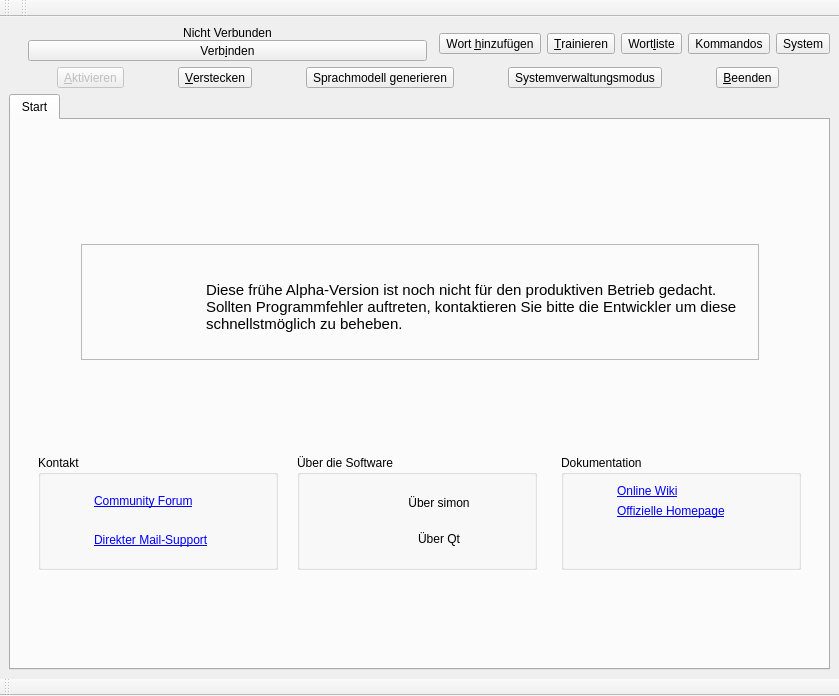
First picture: the form in src/main.ui, repository KDE/simon, before the edit.
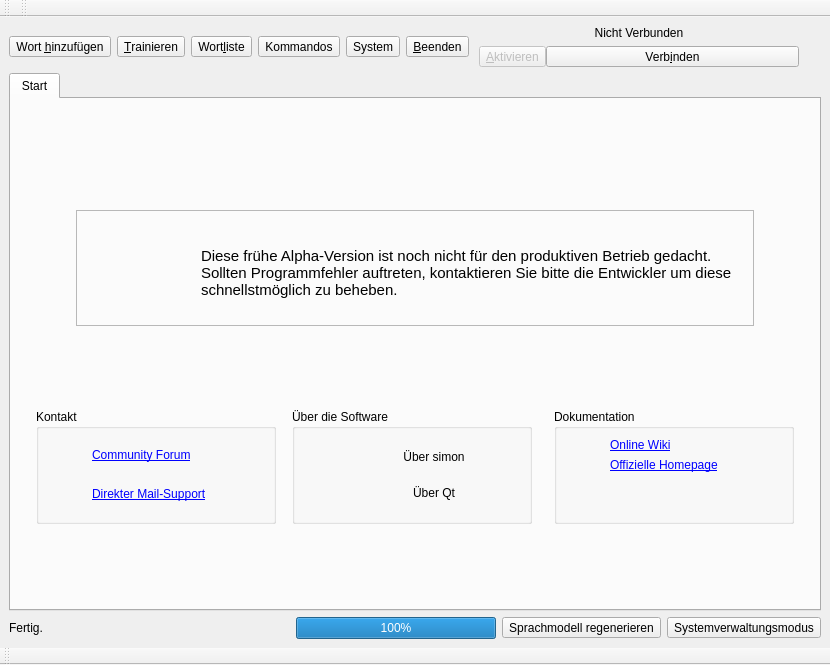
Second picture: the form after the edit. Icons and pictures are not drawn. Custom widgets are drawn as their Qt base class.

Commit message: Begin to work on the new RecWidget. Restructuring the main-ui - again. Beginning to implement a passive progress/status solution following the integrated look.

Diff of the .ui file:
```diff
--- a/src/main.ui
+++ b/src/main.ui
@@ -5,8 +5,8 @@
    <rect>
     <x>0</x>
     <y>0</y>
-    <width>839</width>
-    <height>696</height>
+    <width>830</width>
+    <height>665</height>
    </rect>
   </property>
   <property name="windowTitle" >
@@ -30,116 +30,13 @@
     <rect>
      <x>0</x>
      <y>12</y>
-     <width>839</width>
-     <height>672</height>
+     <width>830</width>
+     <height>641</height>
     </rect>
    </property>
    <layout class="QVBoxLayout" >
     <item>
      <layout class="QHBoxLayout" >
-      <item>
-       <widget class="QLabel" name="lbLogo" >
-        <property name="sizePolicy" >
-         <sizepolicy vsizetype="Fixed" hsizetype="Preferred" >
-          <horstretch>0</horstretch>
-          <verstretch>0</verstretch>
-         </sizepolicy>
-        </property>
-        <property name="maximumSize" >
-         <size>
-          <width>100</width>
-          <height>60</height>
-         </size>
-        </property>
-        <property name="text" >
-         <string/>
-        </property>
-        <property name="pixmap" >
-         <pixmap resource="others.qrc" >:/images/simon_d.png</pixmap>
-        </property>
-        <property name="scaledContents" >
-         <bool>true</bool>
-        </property>
-       </widget>
-      </item>
-      <item>
-       <widget class="QFrame" name="frmConnectionStatus" >
-        <property name="frameShape" >
-         <enum>QFrame::NoFrame</enum>
-        </property>
-        <property name="frameShadow" >
-         <enum>QFrame::Raised</enum>
-        </property>
-        <layout class="QVBoxLayout" >
-         <property name="spacing" >
-          <number>0</number>
-         </property>
-         <property name="leftMargin" >
-          <number>6</number>
-         </property>
-         <property name="topMargin" >
-          <number>0</number>
-         </property>
-         <property name="rightMargin" >
-          <number>6</number>
-         </property>
-         <property name="bottomMargin" >
-          <number>0</number>
-         </property>
-         <item>
-          <widget class="QLabel" name="lbTextConnectionStatus" >
-           <property name="font" >
-            <font>
-             <weight>50</weight>
-             <bold>false</bold>
-            </font>
-           </property>
-           <property name="text" >
-            <string>Nicht Verbunden</string>
-           </property>
-           <property name="alignment" >
-            <set>Qt::AlignCenter</set>
-           </property>
-          </widget>
-         </item>
-         <item>
-          <widget class="QToolButton" name="pbConnect" >
-           <property name="enabled" >
-            <bool>true</bool>
-           </property>
-           <property name="sizePolicy" >
-            <sizepolicy vsizetype="Fixed" hsizetype="MinimumExpanding" >
-             <horstretch>0</horstretch>
-             <verstretch>0</verstretch>
-            </sizepolicy>
-           </property>
-           <property name="accessibleName" >
-            <string>Verbinden</string>
-           </property>
-           <property name="accessibleDescription" >
-            <string>Verbindet zu Juliusd</string>
-           </property>
-           <property name="text" >
-            <string>Verb&amp;inden</string>
-           </property>
-           <property name="icon" >
-            <iconset resource="action_icons.qrc" >
-             <normaloff>:/images/icons/connect-no.svg</normaloff>:/images/icons/connect-no.svg</iconset>
-           </property>
-           <property name="iconSize" >
-            <size>
-             <width>16</width>
-             <height>16</height>
-            </size>
-           </property>
-           <property name="toolButtonStyle" >
-            <enum>Qt::ToolButtonTextBesideIcon</enum>
-           </property>
-          </widget>
-         </item>
-        </layout>
-       </widget>
-      </item>
       <item>
        <widget class="QToolButton" name="pbAddWord" >
         <property name="accessibleName" >
@@ -288,120 +185,6 @@
         </property>
        </widget>
       </item>
-     </layout>
-    </item>
-    <item>
-     <layout class="QHBoxLayout" >
-      <item>
-       <widget class="QToolButton" name="pbActivision" >
-        <property name="enabled" >
-         <bool>false</bool>
-        </property>
-        <property name="accessibleName" >
-         <string>Aktiviert simon</string>
-        </property>
-        <property name="accessibleDescription" >
-         <string>Wechselt zwischen Aktiv / Inaktiv ohne die Verbindung zu trennen</string>
-        </property>
-        <property name="text" >
-         <string>&amp;Aktivieren</string>
-        </property>
-        <property name="icon" >
-         <iconset resource="action_icons.qrc" >
-          <normaloff>:/images/icons/media-playback-start.svg</normaloff>:/images/icons/media-playback-start.svg</iconset>
-        </property>
-        <property name="iconSize" >
-         <size>
-          <width>24</width>
-          <height>24</height>
-         </size>
-        </property>
-        <property name="toolButtonStyle" >
-         <enum>Qt::ToolButtonTextBesideIcon</enum>
-        </property>
-       </widget>
-      </item>
-      <item>
-       <widget class="QToolButton" name="pbHide" >
-        <property name="enabled" >
-         <bool>true</bool>
-        </property>
-        <property name="accessibleName" >
-         <string>Verstecken</string>
-        </property>
-        <property name="accessibleDescription" >
-         <string>Versteckt das simon-Hauptfenster</string>
-        </property>
-        <property name="text" >
-         <string>&amp;Verstecken</string>
-        </property>
-        <property name="icon" >
-         <iconset resource="action_icons.qrc" >
-          <normaloff>:/images/icons/go-bottom.svg</normaloff>:/images/icons/go-bottom.svg</iconset>
-        </property>
-        <property name="iconSize" >
-         <size>
-          <width>24</width>
-          <height>24</height>
-         </size>
-        </property>
-        <property name="toolButtonStyle" >
-         <enum>Qt::ToolButtonTextBesideIcon</enum>
-        </property>
-       </widget>
-      </item>
-      <item>
-       <widget class="QToolButton" name="pbCompileModel" >
-        <property name="text" >
-         <string>Sprachmodell generieren</string>
-        </property>
-        <property name="icon" >
-         <iconset resource="action_icons.qrc" >
-          <normaloff>:/images/icons/go-next.svg</normaloff>:/images/icons/go-next.svg</iconset>
-        </property>
-        <property name="iconSize" >
-         <size>
-          <width>24</width>
-          <height>24</height>
-         </size>
-        </property>
-        <property name="toolButtonStyle" >
-         <enum>Qt::ToolButtonTextBesideIcon</enum>
-        </property>
-       </widget>
-      </item>
-      <item>
-       <widget class="QToolButton" name="pbKeyed" >
-        <property name="enabled" >
-         <bool>true</bool>
-        </property>
-        <property name="accessibleName" >
-         <string>Systemverwaltungsmodus</string>
-        </property>
-        <property name="accessibleDescription" >
-         <string>Wechselt zwischen den Administrations / Benutzer-Modu</string>
-        </property>
-        <property name="text" >
-         <string>Systemverwaltungsmodus</string>
-        </property>
-        <property name="icon" >
-         <iconset resource="action_icons.qrc" >
-          <normaloff>:/images/icons/lock.svg</normaloff>:/images/icons/lock.svg</iconset>
-        </property>
-        <property name="iconSize" >
-         <size>
-          <width>24</width>
-          <height>24</height>
-         </size>
-        </property>
-        <property name="checkable" >
-         <bool>true</bool>
-        </property>
-        <property name="toolButtonStyle" >
-         <enum>Qt::ToolButtonTextBesideIcon</enum>
-        </property>
-       </widget>
-      </item>
       <item>
        <widget class="QToolButton" name="pbClose" >
         <property name="enabled" >
@@ -422,12 +205,148 @@
         </property>
         <property name="iconSize" >
          <size>
-          <width>24</width>
-          <height>24</height>
+          <width>32</width>
+          <height>32</height>
          </size>
         </property>
         <property name="toolButtonStyle" >
-         <enum>Qt::ToolButtonTextBesideIcon</enum>
+         <enum>Qt::ToolButtonTextUnderIcon</enum>
+        </property>
+       </widget>
+      </item>
+      <item>
+       <widget class="QFrame" name="frmConnectionStatus" >
+        <property name="frameShape" >
+         <enum>QFrame::NoFrame</enum>
+        </property>
+        <property name="frameShadow" >
+         <enum>QFrame::Raised</enum>
+        </property>
+        <layout class="QVBoxLayout" name="verticalLayout_2" >
+         <property name="leftMargin" >
+          <number>4</number>
+         </property>
+         <property name="topMargin" >
+          <number>0</number>
+         </property>
+         <property name="bottomMargin" >
+          <number>0</number>
+         </property>
+         <item>
+          <widget class="QLabel" name="lbTextConnectionStatus" >
+           <property name="font" >
+            <font>
+             <weight>50</weight>
+             <bold>false</bold>
+            </font>
+           </property>
+           <property name="text" >
+            <string>Nicht Verbunden</string>
+           </property>
+           <property name="alignment" >
+            <set>Qt::AlignCenter</set>
+           </property>
+          </widget>
+         </item>
+         <item>
+          <layout class="QHBoxLayout" name="horizontalLayout_4" >
+           <property name="spacing" >
+            <number>0</number>
+           </property>
+           <item>
+            <widget class="QToolButton" name="pbActivision" >
+             <property name="enabled" >
+              <bool>false</bool>
+             </property>
+             <property name="toolTip" >
+              <string>Aktivieren / Deaktivieren</string>
+             </property>
+             <property name="accessibleName" >
+              <string>Aktiviert simon</string>
+             </property>
+             <property name="accessibleDescription" >
+              <string>Wechselt zwischen Aktiv / Inaktiv ohne die Verbindung zu trennen</string>
+             </property>
+             <property name="text" >
+              <string>&amp;Aktivieren</string>
+             </property>
+             <property name="icon" >
+              <iconset resource="action_icons.qrc" >
+               <normaloff>:/images/icons/media-playback-start.svg</normaloff>:/images/icons/media-playback-start.svg</iconset>
+             </property>
+             <property name="iconSize" >
+              <size>
+               <width>24</width>
+               <height>24</height>
+              </size>
+             </property>
+             <property name="toolButtonStyle" >
+              <enum>Qt::ToolButtonIconOnly</enum>
+             </property>
+            </widget>
+           </item>
+           <item>
+            <widget class="QToolButton" name="pbConnect" >
+             <property name="enabled" >
+              <bool>true</bool>
+             </property>
+             <property name="sizePolicy" >
+              <sizepolicy vsizetype="Fixed" hsizetype="MinimumExpanding" >
+               <horstretch>0</horstretch>
+               <verstretch>0</verstretch>
+              </sizepolicy>
+             </property>
+             <property name="accessibleName" >
+              <string>Verbinden</string>
+             </property>
+             <property name="accessibleDescription" >
+              <string>Verbindet zu Juliusd</string>
+             </property>
+             <property name="text" >
+              <string>Verb&amp;inden</string>
+             </property>
+             <property name="icon" >
+              <iconset resource="action_icons.qrc" >
+               <normaloff>:/images/icons/connect-no.svg</normaloff>:/images/icons/connect-no.svg</iconset>
+             </property>
+             <property name="iconSize" >
+              <size>
+               <width>16</width>
+               <height>16</height>
+              </size>
+             </property>
+             <property name="toolButtonStyle" >
+              <enum>Qt::ToolButtonTextBesideIcon</enum>
+             </property>
+            </widget>
+           </item>
+          </layout>
+         </item>
+        </layout>
+       </widget>
+      </item>
+      <item>
+       <widget class="QLabel" name="lbLogo" >
+        <property name="sizePolicy" >
+         <sizepolicy vsizetype="Fixed" hsizetype="Preferred" >
+          <horstretch>0</horstretch>
+          <verstretch>0</verstretch>
+         </sizepolicy>
+        </property>
+        <property name="maximumSize" >
+         <size>
+          <width>100</width>
+          <height>60</height>
+         </size>
+        </property>
+        <property name="text" >
+         <string/>
+        </property>
+        <property name="pixmap" >
+         <pixmap resource="others.qrc" >:/images/simon_d.png</pixmap>
+        </property>
+        <property name="scaledContents" >
+         <bool>true</bool>
         </property>
        </widget>
       </item>
@@ -446,8 +365,8 @@
         <rect>
          <x>0</x>
          <y>0</y>
-         <width>819</width>
-         <height>516</height>
+         <width>814</width>
+         <height>490</height>
         </rect>
        </property>
        <attribute name="title" >
@@ -975,14 +894,114 @@
       </widget>
      </widget>
     </item>
+    <item>
+     <layout class="QHBoxLayout" >
+      <item>
+       <widget class="QLabel" name="lbStatus" >
+        <property name="sizePolicy" >
+         <sizepolicy vsizetype="Preferred" hsizetype="Expanding" >
+          <horstretch>0</horstretch>
+          <verstretch>0</verstretch>
+         </sizepolicy>
+        </property>
+        <property name="text" >
+         <string>Fertig.</string>
+        </property>
+       </widget>
+      </item>
+      <item>
+       <widget class="QProgressBar" name="pbProgress" >
+        <property name="sizePolicy" >
+         <sizepolicy vsizetype="Fixed" hsizetype="Preferred" >
+          <horstretch>0</horstretch>
+          <verstretch>0</verstretch>
+         </sizepolicy>
+        </property>
+        <property name="minimumSize" >
+         <size>
+          <width>200</width>
+          <height>0</height>
+         </size>
+        </property>
+        <property name="baseSize" >
+         <size>
+          <width>200</width>
+          <height>0</height>
+         </size>
+        </property>
+        <property name="value" >
+         <number>100</number>
+        </property>
+       </widget>
+      </item>
+      <item>
+       <widget class="QToolButton" name="pbCompileModel" >
+        <property name="toolTip" >
+         <string>Sprachmodell regenerieren</string>
+        </property>
+        <property name="text" >
+         <string>Sprachmodell regenerieren</string>
+        </property>
+        <property name="icon" >
+         <iconset resource="action_icons.qrc" >
+          <normaloff>:/images/icons/view-refresh.svg</normaloff>:/images/icons/view-refresh.svg</iconset>
+        </property>
+        <property name="iconSize" >
+         <size>
+          <width>24</width>
+          <height>24</height>
+         </size>
+        </property>
+        <property name="toolButtonStyle" >
+         <enum>Qt::ToolButtonIconOnly</enum>
+        </property>
+       </widget>
+      </item>
+      <item>
+       <widget class="QToolButton" name="pbKeyed" >
+        <property name="enabled" >
+         <bool>true</bool>
+        </property>
+        <property name="toolTip" >
+         <string>Systemverwaltungsmodus</string>
+        </property>
+        <property name="accessibleName" >
+         <string>Systemverwaltungsmodus</string>
+        </property>
+        <property name="accessibleDescription" >
+         <string>Wechselt zwischen den Administrations / Benutzer-Modu</string>
+        </property>
+        <property name="text" >
+         <string>Systemverwaltungsmodus</string>
+        </property>
+        <property name="icon" >
+         <iconset resource="action_icons.qrc" >
+          <normaloff>:/images/icons/lock.svg</normaloff>:/images/icons/lock.svg</iconset>
+        </property>
+        <property name="iconSize" >
+         <size>
+          <width>22</width>
+          <height>22</height>
+         </size>
+        </property>
+        <property name="checkable" >
+         <bool>true</bool>
+        </property>
+        <property name="toolButtonStyle" >
+         <enum>Qt::ToolButtonIconOnly</enum>
+        </property>
+       </widget>
+      </item>
+     </layout>
+    </item>
    </layout>
   </widget>
   <widget class="QToolBar" name="tbStatus" >
    <property name="geometry" >
     <rect>
      <x>0</x>
-     <y>684</y>
-     <width>839</width>
+     <y>653</y>
+     <width>830</width>
      <height>12</height>
     </rect>
    </property>
@@ -1026,7 +1045,7 @@
     <rect>
      <x>10</x>
      <y>0</y>
-     <width>829</width>
+     <width>820</width>
      <height>12</height>
     </rect>
    </property>
```
The commit also changes 15 other files.
